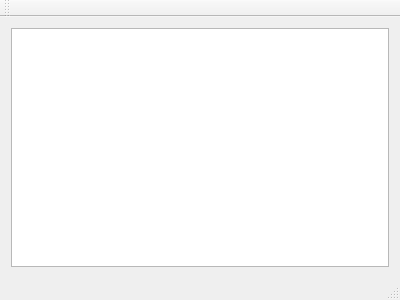
emi1988/systemVariablesEdit, file systemVariablesEdit/mainwindow.ui: the form before one commit.
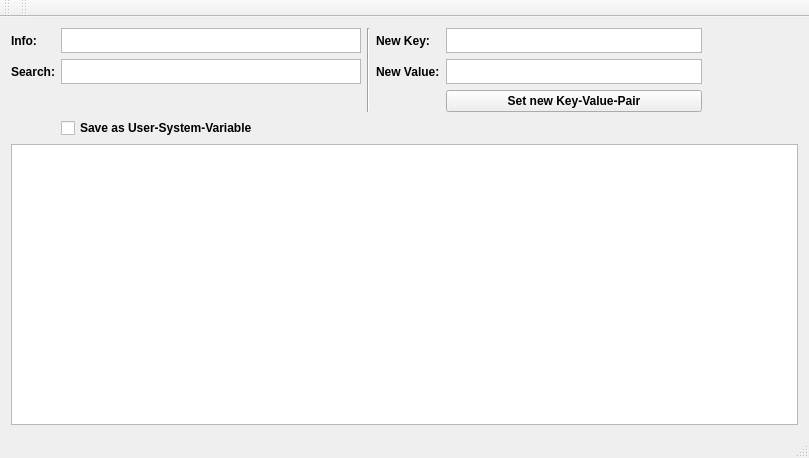
The form after the commit.

Commit message: changed ui. added funktionality. add-new values not implemented yet (but existing in the ui)

The edit to the form file:
```diff
--- a/systemVariablesEdit/mainwindow.ui
+++ b/systemVariablesEdit/mainwindow.ui
@@ -6,8 +6,8 @@
    <rect>
     <x>0</x>
     <y>0</y>
-    <width>400</width>
-    <height>300</height>
+    <width>809</width>
+    <height>458</height>
    </rect>
   </property>
   <property name="windowTitle">
@@ -17,7 +17,222 @@
    <property name="enabled">
     <bool>true</bool>
    </property>
-   <layout class="QHBoxLayout" name="horizontalLayout_2">
+   <property name="toolTip">
+    <string/>
+   </property>
+   <layout class="QVBoxLayout" name="verticalLayout">
+    <item>
+     <layout class="QGridLayout" name="gridLayout">
+      <item row="1" column="5">
+       <spacer name="horizontalSpacer_3">
+        <property name="orientation">
+         <enum>Qt::Horizontal</enum>
+        </property>
+        <property name="sizeHint" stdset="0">
+         <size>
+          <width>40</width>
+          <height>20</height>
+         </size>
+        </property>
+       </spacer>
+      </item>
+      <item row="1" column="4">
+       <widget class="QPlainTextEdit" name="TextEditNewValue">
+        <property name="maximumSize">
+         <size>
+          <width>16777215</width>
+          <height>25</height>
+         </size>
+        </property>
+       </widget>
+      </item>
+      <item row="3" column="1" colspan="4">
+       <widget class="QCheckBox" name="checkBoxUserVar">
+        <property name="sizePolicy">
+         <sizepolicy hsizetype="Fixed" vsizetype="Fixed">
+          <horstretch>0</horstretch>
+          <verstretch>0</verstretch>
+         </sizepolicy>
+        </property>
+        <property name="maximumSize">
+         <size>
+          <width>196</width>
+          <height>16777215</height>
+         </size>
+        </property>
+        <property name="font">
+         <font>
+          <weight>75</weight>
+          <bold>true</bold>
+         </font>
+        </property>
+        <property name="toolTip">
+         <string>This is used for &quot;edit&quot; in the table and for &quot;set new Key-Value-Pair&quot;</string>
+        </property>
+        <property name="layoutDirection">
+         <enum>Qt::LeftToRight</enum>
+        </property>
+        <property name="autoFillBackground">
+         <bool>false</bool>
+        </property>
+        <property name="text">
+         <string>Save as User-System-Variable</string>
+        </property>
+        <property name="tristate">
+         <bool>false</bool>
+        </property>
+       </widget>
+      </item>
+      <item row="0" column="1">
+       <widget class="QTextEdit" name="textEditOutput">
+        <property name="sizePolicy">
+         <sizepolicy hsizetype="Expanding" vsizetype="Expanding">
+          <horstretch>0</horstretch>
+          <verstretch>0</verstretch>
+         </sizepolicy>
+        </property>
+        <property name="minimumSize">
+         <size>
+          <width>300</width>
+          <height>0</height>
+         </size>
+        </property>
+        <property name="maximumSize">
+         <size>
+          <width>300</width>
+          <height>25</height>
+         </size>
+        </property>
+        <property name="readOnly">
+         <bool>true</bool>
+        </property>
+        <property name="textInteractionFlags">
+         <set>Qt::NoTextInteraction</set>
+        </property>
+       </widget>
+      </item>
+      <item row="0" column="2" rowspan="3">
+       <widget class="Line" name="line">
+        <property name="orientation">
+         <enum>Qt::Vertical</enum>
+        </property>
+       </widget>
+      </item>
+      <item row="0" column="4">
+       <widget class="QPlainTextEdit" name="TextEditNewKey">
+        <property name="maximumSize">
+         <size>
+          <width>16777215</width>
+          <height>25</height>
+         </size>
+        </property>
+       </widget>
+      </item>
+      <item row="1" column="3">
+       <widget class="QLabel" name="labelNewValue_2">
+        <property name="font">
+         <font>
+          <weight>75</weight>
+          <bold>true</bold>
+         </font>
+        </property>
+        <property name="text">
+         <string>New Value:</string>
+        </property>
+       </widget>
+      </item>
+      <item row="0" column="5">
+       <spacer name="horizontalSpacer_2">
+        <property name="orientation">
+         <enum>Qt::Horizontal</enum>
+        </property>
+        <property name="sizeHint" stdset="0">
+         <size>
+          <width>40</width>
+          <height>20</height>
+         </size>
+        </property>
+       </spacer>
+      </item>
+      <item row="1" column="0">
+       <widget class="QLabel" name="labelSearch">
+        <property name="font">
+         <font>
+          <weight>75</weight>
+          <bold>true</bold>
+         </font>
+        </property>
+        <property name="text">
+         <string>Search:</string>
+        </property>
+       </widget>
+      </item>
+      <item row="1" column="1">
+       <widget class="QPlainTextEdit" name="TextEditSearch">
+        <property name="minimumSize">
+         <size>
+          <width>300</width>
+          <height>0</height>
+         </size>
+        </property>
+        <property name="maximumSize">
+         <size>
+          <width>300</width>
+          <height>25</height>
+         </size>
+        </property>
+       </widget>
+      </item>
+      <item row="0" column="0">
+       <widget class="QLabel" name="labelInfo">
+        <property name="enabled">
+         <bool>true</bool>
+        </property>
+        <property name="minimumSize">
+         <size>
+          <width>42</width>
+          <height>0</height>
+         </size>
+        </property>
+        <property name="font">
+         <font>
+          <weight>75</weight>
+          <bold>true</bold>
+         </font>
+        </property>
+        <property name="text">
+         <string>Info:</string>
+        </property>
+       </widget>
+      </item>
+      <item row="0" column="3">
+       <widget class="QLabel" name="labelNewValue">
+        <property name="font">
+         <font>
+          <weight>75</weight>
+          <bold>true</bold>
+         </font>
+        </property>
+        <property name="text">
+         <string>New Key:</string>
+        </property>
+       </widget>
+      </item>
+      <item row="2" column="4">
+       <widget class="QPushButton" name="pushButtonSetNewValue">
+        <property name="font">
+         <font>
+          <weight>75</weight>
+          <bold>true</bold>
+         </font>
+        </property>
+        <property name="text">
+         <string>Set new Key-Value-Pair</string>
+        </property>
+       </widget>
+      </item>
+     </layout>
+    </item>
     <item>
      <widget class="QTableWidget" name="tableWidget">
       <property name="sizePolicy">
@@ -49,6 +264,17 @@
    </attribute>
   </widget>
   <widget class="QStatusBar" name="statusBar"/>
+  <widget class="QToolBar" name="toolBar">
+   <property name="windowTitle">
+    <string>toolBar</string>
+   </property>
+   <attribute name="toolBarArea">
+    <enum>TopToolBarArea</enum>
+   </attribute>
+   <attribute name="toolBarBreak">
+    <bool>false</bool>
+   </attribute>
+  </widget>
  </widget>
  <layoutdefault spacing="6" margin="11"/>
  <resources/>
```
Left out of the diff: 2 changed lines with no effect on the pictures. The commit also changes 6 other files.
